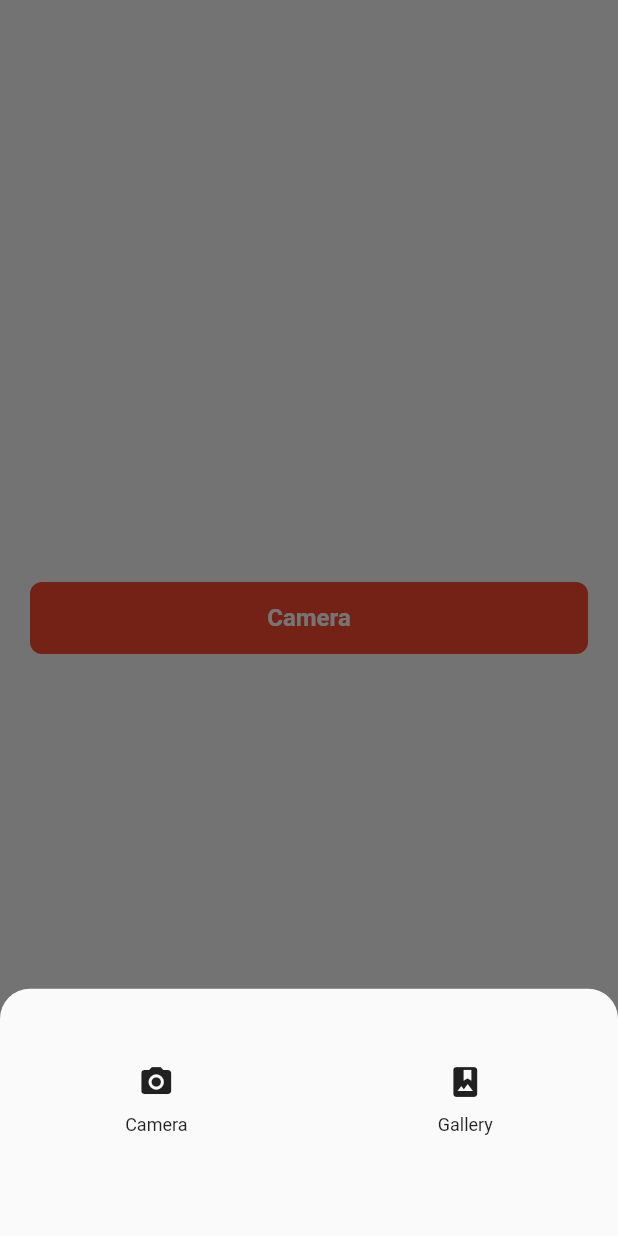
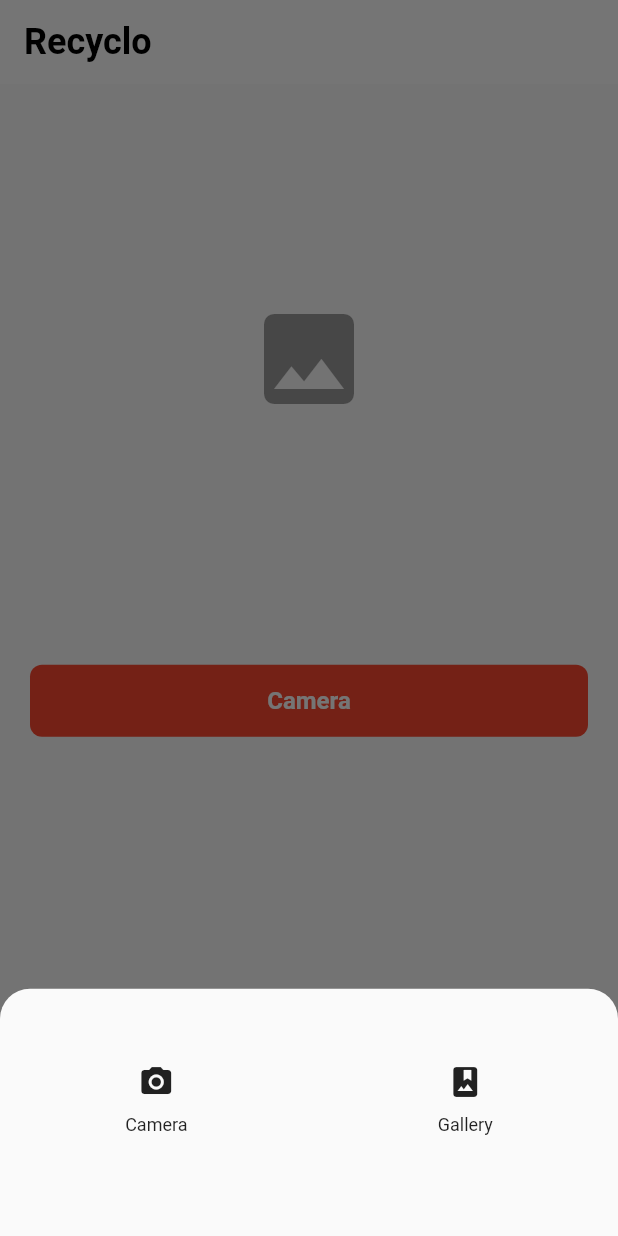
Before and after one commit to ashmishra1/Recyclo, a Flutter app: the screen it shows after launch, after a tap on "Camera", on a phone screen of 412 x 824 dp. Run offline on Flutter 3.47's test engine with Material 2 defaults, Android fonts, the phone set to English and light mode, and no system bars; our stand-ins replace get, image_picker; missing offline and left inert: tflite.

Commit message:
feat: Added a image display holder

```diff
--- a/lib/screens/home/controller/home.dart
+++ b/lib/screens/home/controller/home.dart
@@ -1,7 +1,14 @@
+import 'dart:io';
+
 import 'package:get/get.dart';
 import 'package:image_picker/image_picker.dart';
+import 'package:tflite/tflite.dart';
 
 class HomeController extends GetxController {
+  var result = ''.obs;
+  ImagePicker? imagePicker;
+  File? imageFile;
+
   final _picker = ImagePicker();
   final imagePath = ''.obs;
   final imageUrl = ''.obs;
@@ -11,6 +18,7 @@ class HomeController extends GetxController {
     final _pickedFile = await _picker.pickImage(source: imageSource);
     if (_pickedFile != null) {
       imagePath.value = _pickedFile.path;
+      doImageClassification();
     } else {
       Get.snackbar(
         'Error',
@@ -19,6 +27,42 @@ class HomeController extends GetxController {
         animationDuration: const Duration(seconds: 1),
       );
     }
-    notifyChildrens();
+    update();
+  }
+
+  loadDataModelFiles() async {
+    Future<String?> output = Tflite.loadModel(
+      model: 'assets/datasets/model_unquant.tflite',
+      labels: 'assets/datasets/labels.txt',
+      numThreads: 1,
+      isAsset: true,
+      useGpuDelegate: false,
+    );
+    print(output);
+  }
+
+  @override
+  void onInit() {
+    imagePicker = ImagePicker();
+    loadDataModelFiles();
+    super.onInit();
+  }
+
+  doImageClassification() async {
+    var recognition = await Tflite.runModelOnImage(
+      path: imagePath.value,
+      imageMean: 0.0,
+      imageStd: 255.0,
+      numResults: 1,
+      threshold: 0.1,
+      asynch: true,
+    );
+    print(recognition!.length.toString());
+    result.value = '';
+    update();
+    recognition.forEach((element) {
+      print(element.toString());
+      result.value += element['label'] + '\n\n';
+    });
   }
 }
--- a/lib/screens/home/ui/home.dart
+++ b/lib/screens/home/ui/home.dart
@@ -1,17 +1,57 @@
+import 'dart:io';
+
 import 'package:flutter/material.dart';
+import 'package:get/get.dart';
+import 'package:image_picker/image_picker.dart';
+import 'package:recyclo/screens/home/controller/home.dart';
 import 'package:recyclo/screens/home/ui/widgets/image_option.dart';
-import 'package:recyclo/utils/shared/app_colors.dart';
 import 'package:recyclo/utils/shared/ui_helpers.dart';
 import 'package:recyclo/utils/widgets/box_button.dart';
+import 'package:recyclo/utils/widgets/box_text.dart';
 
 class HomeScreen extends StatelessWidget {
   const HomeScreen({Key? key}) : super(key: key);
 
   @override
   Widget build(BuildContext context) {
+    final HomeController homeController = Get.put(HomeController());
     return Scaffold(
-      body: Center(
-        child: GestureDetector(
+      appBar: AppBar(
+        title: const BoxText.headingThree(
+          'Recyclo',
+        ),
+        backgroundColor: Colors.white,
+        elevation: 0.0,
+      ),
+      body: Column(
+        children: [
+          Padding(
+            padding: const EdgeInsets.all(40.0),
+            child: Container(
+              height: screenHeightPercentage(context, percentage: 0.3),
+              margin:
+                  const EdgeInsets.symmetric(horizontal: 40.0, vertical: 20.0),
+              child: (homeController.imagePath.value != '')
+                  ? Obx(() {
+                      return Image.file(
+                        File(homeController.imagePath.value),
+                        height: 160.0,
+                        width: 400.0,
+                        fit: BoxFit.contain,
+                      );
+                    })
+                  : const SizedBox(
+                      width: 140.0,
+                      height: 190.0,
+                      child: Icon(
+                        Icons.image,
+                        color: Colors.black38,
+                        size: 80.0,
+                      ),
+                    ),
+            ),
+          ),
+          GestureDetector(
               onTap: () {
                 showModalBottomSheet(
                   context: context,
@@ -25,11 +65,15 @@ class HomeScreen extends StatelessWidget {
                 );
               },
               child: Container(
-              margin: const EdgeInsets.symmetric(horizontal: 20.0),
+                margin: const EdgeInsets.symmetric(
+                  horizontal: 20.0,
+                  vertical: 20.0,
+                ),
                 child: const BoxButton(
                   title: 'Camera',
                 ),
               )),
+        ],
       ),
     );
   }
--- a/lib/screens/home/ui/widgets/image_option.dart
+++ b/lib/screens/home/ui/widgets/image_option.dart
@@ -1,3 +1,5 @@
+import 'dart:io';
+
 import 'package:flutter/material.dart';
 import 'package:get/get.dart';
 import 'package:image_picker/image_picker.dart';
```
Lines whose indentation alone changed are shown as unchanged.
